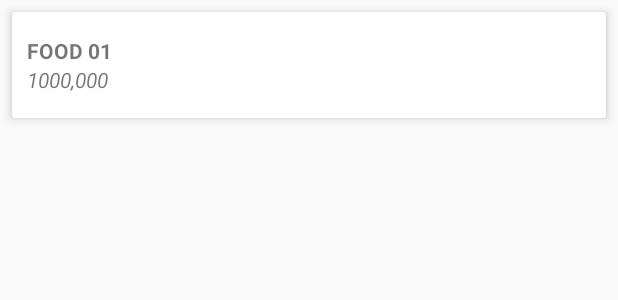
After one commit to thampekgy/FoodApp, an Android app: the layout cart_layout.xml on its own in the app's theme, with its tools: preview values and no code run, on a phone screen of 412 x 824 dp. The commit adds this screen. Shown: the top 300 px of the screen. Run offline under Robolectric (Android 15) with nearby library versions, the phone set to English and light mode, and no system bars.

Commit message:
link
login member ok
cart not sure

```diff
--- a/app/build.gradle
+++ b/app/build.gradle
@@ -38,6 +38,7 @@ dependencies {
     implementation 'com.rengwuxian.materialedittext:library:2.1.4'
 
 
+    implementation 'com.amulyakhare:com.amulyakhare.textdrawable:1.0.1'
     implementation 'com.android.support:recyclerview-v7:28.0.0'
     implementation 'com.android.support:cardview-v7:28.0.0'
     implementation 'com.squareup.picasso:picasso:2.5.2'
--- a/app/src/main/java/com/example/windows10/newproject/MainActivity.java
+++ b/app/src/main/java/com/example/windows10/newproject/MainActivity.java
@@ -26,7 +26,7 @@ import com.example.windows10.newproject.Common.Common;
 public class MainActivity extends AppCompatActivity implements NavigationView.OnNavigationItemSelectedListener {
 
     protected FragmentManager fragmentManager;
-    private TextView navEmail;
+    //TextView navEmail;
     //TextView txtFullName;
 
 
@@ -56,7 +56,7 @@ public class MainActivity extends AppCompatActivity implements NavigationView.On
         });
 
         //tranfer nav de email
-        //navEmail = (TextView) findViewById(R.id.nav_email);
+        //navEmail = (TextView) findViewById(R.id.navEmail);
         //navEmail.setText(getIntent().getExtras().getString("Email"));
 
         DrawerLayout drawer = (DrawerLayout) findViewById(R.id.drawer_layout);
--- a/app/src/main/res/layout/activity_login.xml
+++ b/app/src/main/res/layout/activity_login.xml
@@ -41,11 +41,11 @@
             android:layout_height="wrap_content">
 
             <AutoCompleteTextView
-                android:id="@+id/email"
+                android:id="@+id/phone"
                 android:layout_width="match_parent"
                 android:layout_height="wrap_content"
                 android:hint="@string/prompt_email"
-                android:inputType="textEmailAddress"
+                android:inputType="textPhonetic"
                 android:maxLines="1"
                 android:singleLine="true" />
 
--- /dev/null
+++ b/app/src/main/res/layout/cart_layout.xml
@@ -0,0 +1,64 @@
+<?xml version="1.0" encoding="utf-8"?>
+<android.support.v7.widget.CardView
+    xmlns:android="http://schemas.android.com/apk/res/android"
+    android:layout_width="match_parent"
+    android:layout_height="wrap_content"
+    xmlns:app="http://schemas.android.com/apk/res-auto"
+    android:layout_margin="8dp"
+    app:cardElevation="4dp">
+
+    <LinearLayout
+        android:layout_marginTop="16dp"
+        android:layout_marginBottom="16dp"
+        android:orientation="horizontal"
+        android:gravity="center_vertical"
+        android:layout_width="match_parent"
+        android:layout_height="wrap_content">
+
+
+        <LinearLayout
+            android:orientation="vertical"
+            android:layout_weight="9"
+            android:layout_width="0dp"
+            android:layout_height="wrap_content">
+
+            <TextView
+                android:id="@+id/cart_item_name"
+                android:layout_marginLeft="10dp"
+                android:layout_gravity="center_vertical|start"
+                android:textAllCaps="true"
+                android:textStyle="bold"
+                android:text="Food 01"
+                android:layout_width="wrap_content"
+                android:layout_height="wrap_content" />
+
+            <TextView
+                android:id="@+id/cart_item_price"
+                android:layout_marginLeft="10dp"
+                android:layout_gravity="center_vertical|start"
+                android:textAllCaps="true"
+                android:textStyle="italic"
+                android:text="1000,000"
+                android:layout_width="wrap_content"
+                android:layout_height="wrap_content" />
+
+
+
+
+
+
+        </LinearLayout>
+
+
+        <ImageView
+            android:layout_gravity="center_vertical|end"
+            android:layout_marginRight="16dp"
+            android:id="@+id/cart_item_count"
+            android:layout_width="20dp"
+            android:layout_height="20dp" />
+
+
+    </LinearLayout>
+
+
+</android.support.v7.widget.CardView >
--- a/app/src/main/res/layout/fragment_registration.xml
+++ b/app/src/main/res/layout/fragment_registration.xml
@@ -80,7 +80,6 @@
         android:layout_height="59dp"
         android:layout_gravity="right|bottom"
         android:text="Submit"
-        android:onClick="Submit_register_click"
         android:textSize="18sp" />
 
 
```
Also changed, not shown: app/src/main/AndroidManifest.xml (+18 -9 lines), app/src/main/java/com/example/windows10/newproject/Cart.java (added, +79 -0 lines), app/src/main/java/com/example/windows10/newproject/Database/Database.java (added, +74 -0 lines), app/src/main/java/com/example/windows10/newproject/LoginActivity.java (+51 -41 lines), app/src/main/java/com/example/windows10/newproject/RegistrationMember.java (+55 -7 lines), app/src/main/java/com/example/windows10/newproject/ViewHolder/CartAdapter.java (added, +90 -0 lines), app/src/main/res/layout/activity_cart.xml (added, +78 -0 lines), app/src/main/res/layout/nav_header_main.xml (+10 -0 lines), app/libs/android-sqlite-asset-helper.jar (added), app/src/main/assets/databases/FoodDb.db (added), app/src/main/assets/fonts/OpenSansBold.ttf (added), app/src/main/assets/fonts/OpenSansLightItalic.ttf (added).
